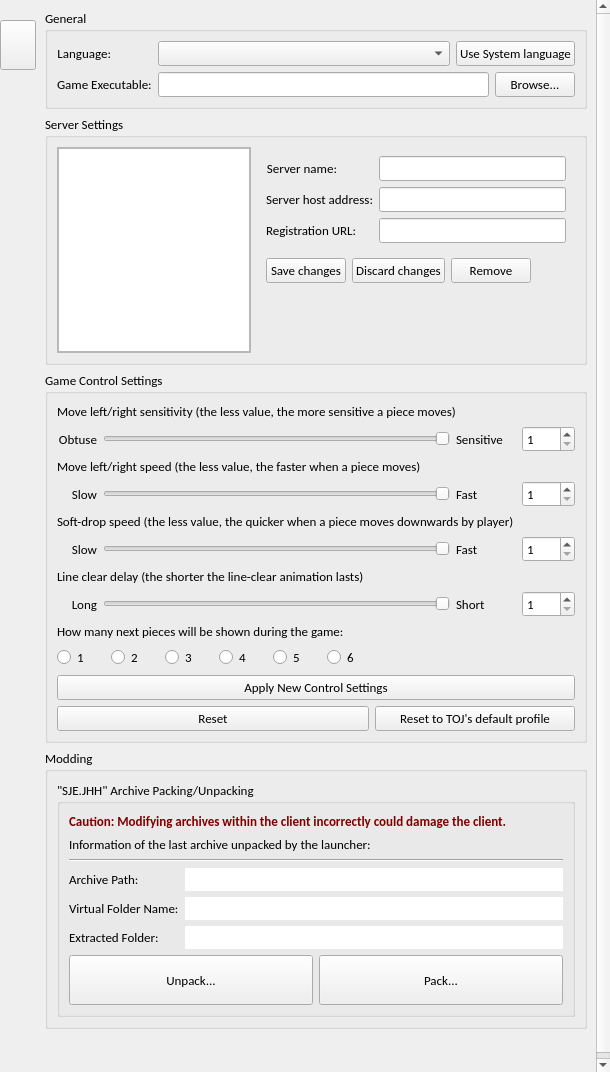
This is TOPLauncher/SettingsWidget.ui in BSoD-Ultimate/TOPLauncher as Qt 5 draws it before an edit. The edited form follows.
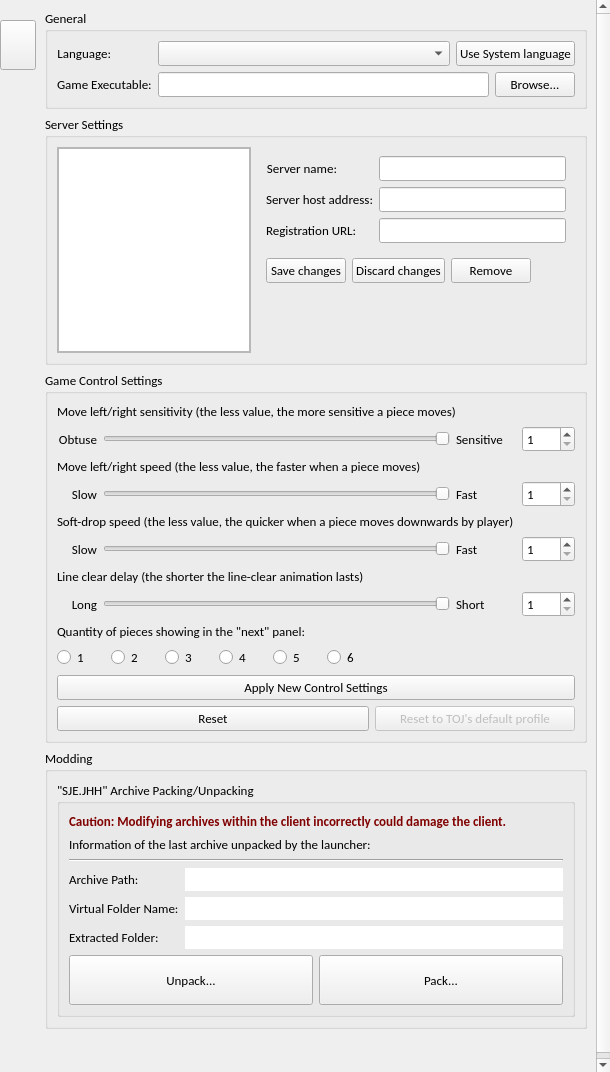
This is the edited form. Icons and pictures are not drawn.

Commit message: Add adjustments for "next piece" count

The edit to the form file:
```diff
--- a/TOPLauncher/SettingsWidget.ui
+++ b/TOPLauncher/SettingsWidget.ui
@@ -817,7 +817,7 @@
           <item>
            <widget class="QLabel" name="label">
             <property name="text">
-             <string>How many next pieces will be shown during the game:</string>
+             <string>Quantity of pieces showing in the &quot;next&quot; panel:</string>
             </property>
            </widget>
           </item>
@@ -943,6 +943,9 @@
             </item>
             <item>
              <widget class="QPushButton" name="btnResetDefault">
+              <property name="enabled">
+               <bool>false</bool>
+              </property>
               <property name="minimumSize">
                <size>
                 <width>200</width>
```
The commit also changes 9 other files.
